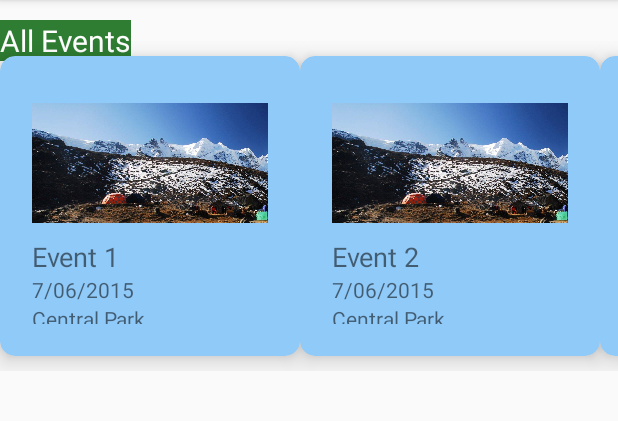
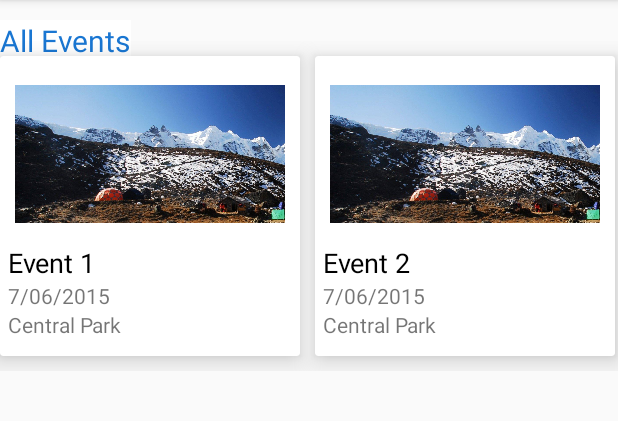
Before and after one commit to chhavip/Prayaas, an Android app: the fragment HomeFragment shown on its own in the app's theme, on a phone screen of 412 x 824 dp, the part 84-505 px from its top. Run offline under Robolectric (Android 15) with nearby library versions, the phone set to English and light mode, and no system bars; our stand-ins replace Volley; libraries missing offline, so code that uses them is left out: com.gc.materialdesign; network calls fail.

Commit message:
Lots of changes. Made the recycleViews horizontal. My Events and All events, both are horizontal. Added the functionality of adding events to my event when clicked on going or not sure. design changes

```diff
--- a/app/src/main/java/com/example/chhavi/prayaas/HomeFragment.java
+++ b/app/src/main/java/com/example/chhavi/prayaas/HomeFragment.java
@@ -89,6 +89,7 @@ ListView eventsList;
             }
 
         });
+
         rvMyEvents.setAdapter(adapter1);        //   eventsList = (ListView)v.findViewById(R.id.eventsList);
         url = "http://192.168.0.102/android_login_api/fetch_events.php";
         RequestQueue queue = AppController.getInstance().getRequestQueue();
@@ -208,14 +209,14 @@ ListView eventsList;
                 //going
                 eventsGoing.add(selectedEvent);
                 adapter1.notifyDataSetChanged();
-                tv.setY(220);
+                tv.setY(230);
                 tv2.setVisibility(View.VISIBLE);
 
             } else if (resultCode == 2) {
                 //notSure
                 eventsGoing.add(selectedEvent);
                 adapter1.notifyDataSetChanged();
-                tv.setY(220);
+                tv.setY(230);
                 tv2.setVisibility(View.VISIBLE);
 
             }
--- a/app/src/main/java/helper/EventCardAdapter.java
+++ b/app/src/main/java/helper/EventCardAdapter.java
@@ -8,10 +8,12 @@ import android.util.Log;
 import android.view.LayoutInflater;
 import android.view.View;
 import android.view.ViewGroup;
+import android.widget.Button;
 import android.widget.ImageView;
 import android.widget.TextView;
 
 import com.example.chhavi.prayaas.R;
+import com.gc.materialdesign.views.ButtonRectangle;
 
 import java.util.List;
 
@@ -22,7 +24,9 @@ import models.Events;
  */
 public class EventCardAdapter extends RecyclerView.Adapter<EventCardAdapter.EventHolder> {
     int resId;
-     OnItemClickListener mItemClickListener;
+    int position;
+
+    OnItemClickListener mItemClickListener;
     public class EventHolder extends RecyclerView.ViewHolder implements  View.OnClickListener{
 
         CardView cv;
@@ -51,6 +55,7 @@ public class EventCardAdapter extends RecyclerView.Adapter<EventCardAdapter.Even
 
         }
     }
+
     public interface OnItemClickListener {
         public void onItemClick(View view , int position);
     }
@@ -73,6 +78,16 @@ public class EventCardAdapter extends RecyclerView.Adapter<EventCardAdapter.Even
     @Override
     public EventCardAdapter.EventHolder onCreateViewHolder(ViewGroup parent, int viewType) {
         View v = LayoutInflater.from(parent.getContext()).inflate(resId, parent, false);
+//        if  (resId == R.layout.fragment_going_event)  {
+//            com.gc.materialdesign.views.ButtonRectangle  cancelButton = (ButtonRectangle) v.findViewById(R.id.cancelButton);
+//            cancelButton.setOnClickListener(new View.OnClickListener() {
+//                @Override
+//                public void onClick(View v) {
+//                    events.remove(position);
+//
+//                }
+//            });
+//        }
         EventHolder pvh = new EventHolder(v);
         return pvh;
     }
@@ -83,6 +98,7 @@ public class EventCardAdapter extends RecyclerView.Adapter<EventCardAdapter.Even
         holder.eventDate.setText(events.get(position).date);
         holder.eventVenue.setText(events.get(position).Venue);
         holder.eventPhoto.setImageResource(events.get(position).imageResource);
+        this.position = position;
     }
 
     @Override
--- a/app/src/main/res/layout-v21/event_card_item.xml
+++ b/app/src/main/res/layout-v21/event_card_item.xml
@@ -6,12 +6,12 @@
     android:layout_marginTop="10dp"
     android:layout_marginBottom="10dp"
     android:background="?android:attr/selectableItemBackgroundBorderless"
-    android:layout_height="wrap_content"
+    android:layout_height="200dp"
     cardview:cardElevation="10dp"
     cardview:cardMaxElevation = "2dp"
-    cardview:cardCornerRadius = "10dp"
-    cardview:cardBackgroundColor = "@color/blue_200"
+    cardview:cardBackgroundColor = "@color/white"
     cardview:contentPadding = "5dp"
+    android:layout_marginRight="10dp"
 
 
     android:id="@+id/cv"
@@ -21,13 +21,13 @@
 
         android:layout_width="match_parent"
         android:layout_height="wrap_content"
-        android:padding="16dp"
-        android:id="@+id/card_inner_layout">
+        android:id="@+id/card_inner_layout"
+        >
 
 
         <ImageView
-            android:layout_width="match_parent"
-            android:layout_height="100dp"
+            android:layout_width="180dp"
+            android:layout_height="120dp"
             android:id="@+id/event_image"
             android:layout_alignParentTop="true"
             android:layout_centerHorizontal="true"
@@ -40,10 +40,11 @@
             android:textAppearance="?android:attr/textAppearanceMedium"
             android:text="Event Name"
             android:id="@+id/event_name"
-            android:textColor="@color/abc_secondary_text_material_light"
+            android:textColor="@color/black"
             android:layout_below="@+id/event_image"
             android:layout_alignParentLeft="true"
-            android:layout_alignParentStart="true" />
+            android:layout_alignParentStart="true"
+            />
 
         <TextView
             android:layout_width="wrap_content"
--- a/app/src/main/res/layout/activity_main.xml
+++ b/app/src/main/res/layout/activity_main.xml
@@ -12,10 +12,10 @@
     android:layout_height="wrap_content"
     android:text="All Events"
     android:textSize="20sp"
-    android:textColor="@color/white"
+    android:textColor="@color/blue_700"
     android:layout_below="@+id/myEventsrv"
     android:id="@+id/titleAllEvents"
-    android:background="@color/green_800"
+    android:background="@color/white"
     />
     <android.support.v7.widget.RecyclerView
         android:layout_height="220dp"
@@ -31,9 +31,9 @@
         android:layout_height="wrap_content"
         android:text="My Events"
         android:textSize="20sp"
-        android:textColor="@color/white"
+        android:textColor="@color/blue_700"
         android:id="@+id/titleSelectedEvents"
-        android:background="@color/green_800"
+        android:background="@color/white"
         />
     <android.support.v7.widget.RecyclerView
         android:layout_height="205dp"
--- a/app/src/main/res/layout/going_fragment_list.xml
+++ b/app/src/main/res/layout/going_fragment_list.xml
@@ -18,6 +18,7 @@
         android:id="@+id/rv"
         android:layout_below="@+id/titleSelectedEvents"
         android:padding="10dp"
+
         >
 
     </android.support.v7.widget.RecyclerView>
```
Also changed, not shown: app/src/main/res/layout/fragment_going_event.xml (+46 -28 lines).
